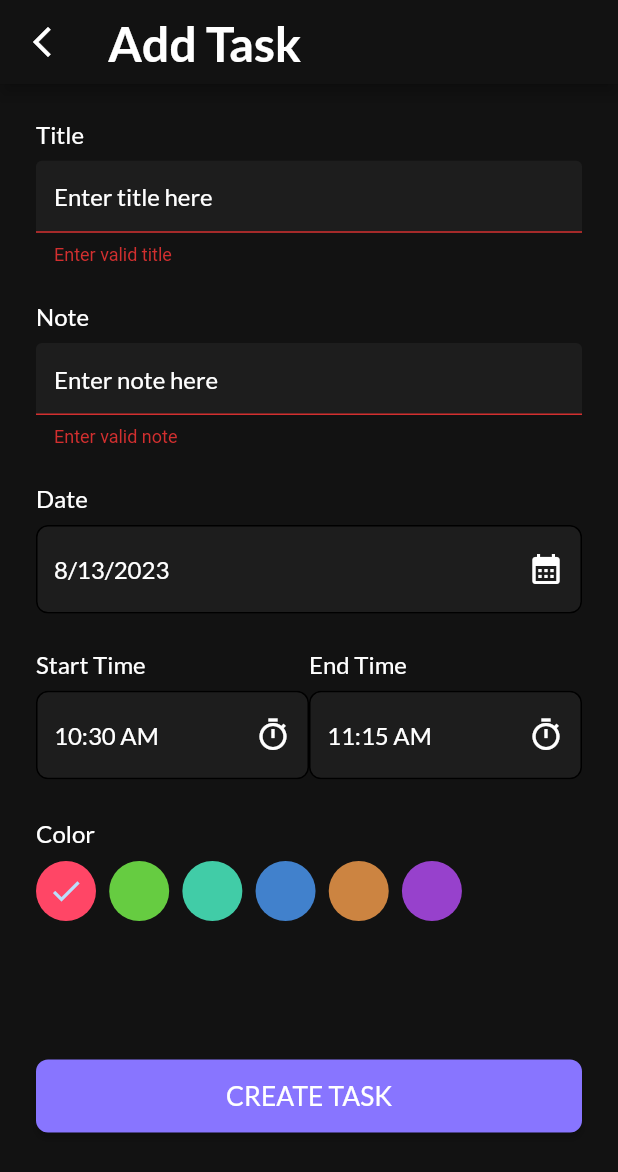
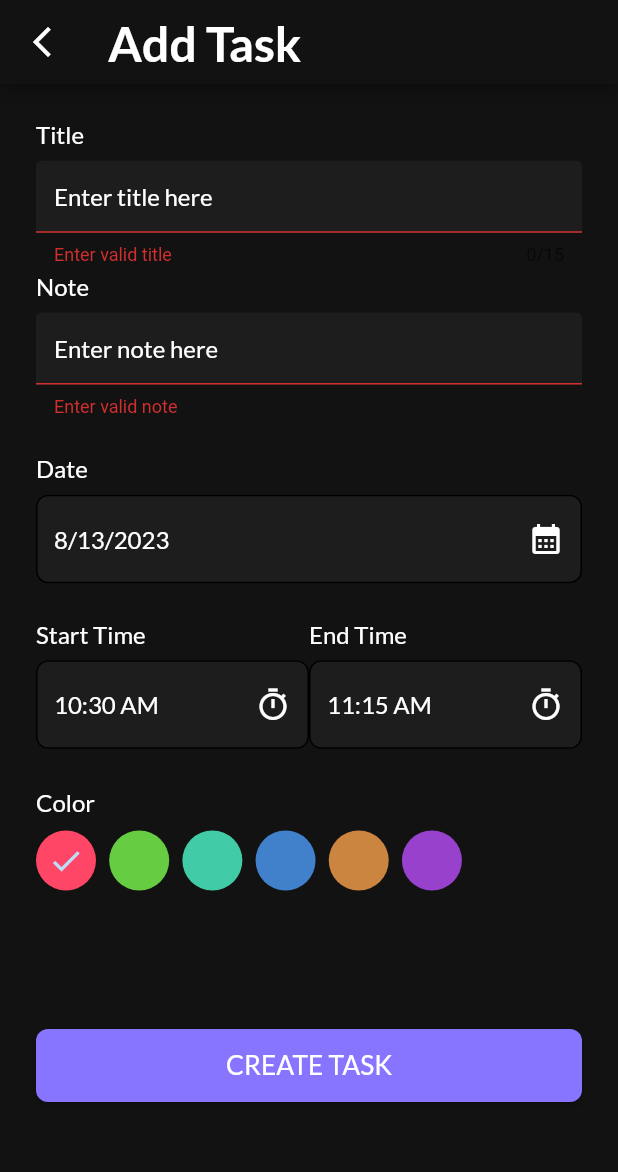
Before and after one commit to Mahmoud-Magdyy/To_Do_App, a Flutter app: the AddTaskScreen screen opened directly, after a tap on "CREATE TASK", on a phone screen of 412 x 824 dp. Shown: the top 1172 px of the screen. Run offline on Flutter 3.47's test engine with Material 2 defaults, Android fonts, the phone set to English and light mode, and no system bars; our stand-ins replace flutter_bloc, flutter_screenutil, fluttertoast, get_it, google_fonts, shared_preferences and 2 more; accounts and stored records are empty.

Commit message:
finish task

```diff
--- a/lib/core/database/sqflite_helper/sqflite.dart
+++ b/lib/core/database/sqflite_helper/sqflite.dart
@@ -45,9 +45,9 @@ class SqfliteHelper {
   Future<int> inserrToDB(TaskModel model) async {
     print('insert loading');
     return await db.rawInsert('''
-        INSERT INTO Tasks(title,note,date,startTime,endTime,Color,isCompleted)VALUES
+        INSERT INTO Tasks(title,note,date,startTime,endTime,color,isCompleted)VALUES
         ('${model.title}','${model.note}','${model.date}','${model.startTime}',
-        '${model.endTime}','${model.isCompleted}','${model.color}')
+        '${model.endTime}','${model.color}','${model.isCompleted}')
       ''');
 
   }
--- a/lib/core/widgets/custom_eleveted_button.dart
+++ b/lib/core/widgets/custom_eleveted_button.dart
@@ -26,6 +26,7 @@ class CustomElevetedButton extends StatelessWidget {
             color: AppColors.white,
             fontWeight: FontWeight.w400,
             fontSize: 16.sp,
+
           ),
         ));
   }
--- a/lib/features/task/presentation/components/add_task_components.dart
+++ b/lib/features/task/presentation/components/add_task_components.dart
@@ -1,11 +1,13 @@
 import 'package:flutter/material.dart';
 import 'package:flutter_screenutil/flutter_screenutil.dart';
+import 'package:to_do_app/core/utils/app_colors.dart';
 
 
 class AddTaskComponent extends StatelessWidget {
-  const AddTaskComponent({super.key, required this.title, required this.hintText,  this.controller, this.suffixIcon,this.readOnly=false, this.validator});
+  const AddTaskComponent({super.key, required this.title, required this.hintText,  this.controller, this.suffixIcon,this.readOnly=false, this.validator, this.maxLength});
   final String title;
   final String hintText;
+  final int? maxLength;
   final TextEditingController? controller;
   final IconButton? suffixIcon;
   final bool  readOnly ;
@@ -20,9 +22,11 @@ class AddTaskComponent extends StatelessWidget {
         Text(title,style: Theme.of(context).textTheme.displayMedium,),
                SizedBox(height: 8.h,),
               TextFormField(
+                style: const TextStyle(color: AppColors.white),
                 readOnly: readOnly,
                 controller: controller,
                 validator: validator,
+                maxLength: maxLength,
                 decoration:   InputDecoration(
 
                   //hint
--- a/lib/features/task/presentation/cubit/task_cubit.dart
+++ b/lib/features/task/presentation/cubit/task_cubit.dart
@@ -91,9 +91,12 @@ class TaskCubit extends Cubit<TaskState> {
     }
   }
 
+
   void changeCheckMarkIndex(index) {
-    emit(ChangeCheckMarkIndexState());
+
     currentIndex = index;
+    print(currentIndex);
+       emit(ChangeCheckMarkIndexState());
   }
 
   void getSelectedDate(date) {
@@ -109,6 +112,8 @@ class TaskCubit extends Cubit<TaskState> {
     emit(InsertTaskLoadingState());
 
     try {
+      //  await Future.delayed(const Duration(seconds:1));
+      print(currentIndex);
       await serviceLocatir<SqfliteHelper>().inserrToDB(
         TaskModel(
             date: DateFormat.yMd().format(currentDate),
@@ -137,6 +142,7 @@ class TaskCubit extends Cubit<TaskState> {
       //   );
       titleController.clear();
       noteController.clear();
+
       emit(InsertTaskSuccessState());
     } catch (e) {
       emit(InsertTaskErrorState());
@@ -153,6 +159,7 @@ class TaskCubit extends Cubit<TaskState> {
           .where(
               (element) => element.date == DateFormat.yMd().format(selectedDate))
           .toList();
+          print(value);
       emit(GetTaskSuccessState());
     }).catchError((e) {
       print(e.toString());
--- a/lib/features/task/presentation/screens/add_task_screen/add_task_screen.dart
+++ b/lib/features/task/presentation/screens/add_task_screen/add_task_screen.dart
@@ -50,6 +50,7 @@ class AddTaskScreen extends StatelessWidget {
                     children: [
                       //! title
                       AddTaskComponent(
+                        maxLength: 15,
                         title: AppStrings.title,
                         hintText: AppStrings.titleHint,
                         controller:
@@ -63,7 +64,7 @@ class AddTaskScreen extends StatelessWidget {
                       ),
 
                       SizedBox(
-                        height: 24.h,
+                        height: 4.h,
                       ),
                       //! note
                       AddTaskComponent(
@@ -213,6 +214,8 @@ class AddTaskScreen extends StatelessWidget {
                                         .formKey
                                         .currentState!
                                         .validate()) {
+                                          // print( BlocProvider.of<TaskCubit>(context)
+                                          // .currentIndex);
                                       BlocProvider.of<TaskCubit>(context)
                                           .insetTask();
                                     }
--- a/lib/main.dart
+++ b/lib/main.dart
@@ -15,5 +15,5 @@ void main() async {
   runApp( BlocProvider(
     create: (context) => TaskCubit()..getTasks(),
     child: const MyApp(),
-  ));
+  ),);
 }
```
Also changed, not shown: lib/features/task/presentation/screens/home_screen/home_screen.dart (+36 -6 lines).
